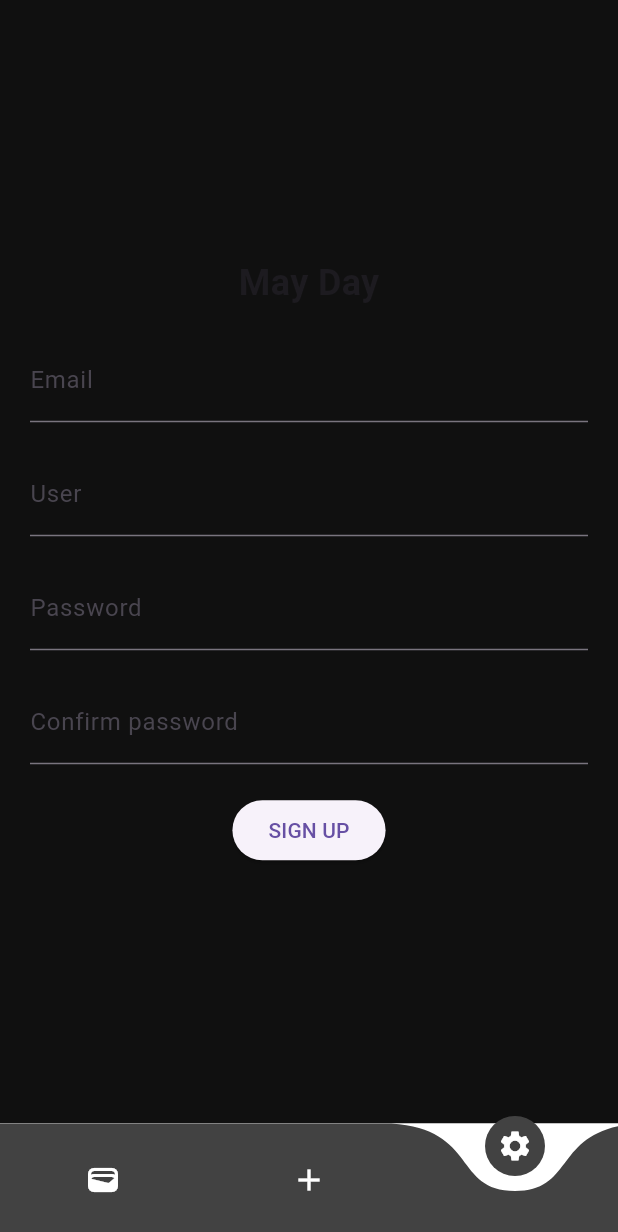
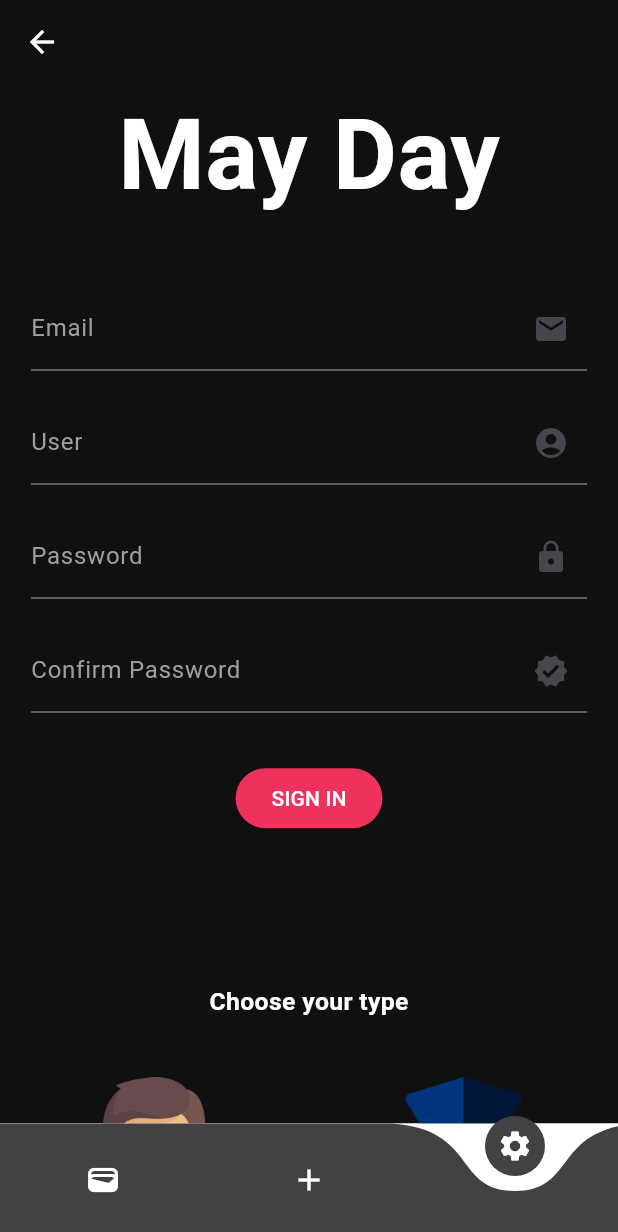
Before and after one commit to sambayoyo/Proyecto_movil, a Flutter app: the screen it shows after launch, item 3 of the bottom bar chosen, on a phone screen of 412 x 824 dp. Shown: the top 1232 px of the screen. Run offline on Flutter 3.47's test engine with Material 3 defaults, Android fonts, the phone set to English and light mode, and no system bars; drawn by our look-alikes of curved_navigation_bar; our stand-ins replace google_fonts.

Commit message:
arreglando register, falta la terminar botones de tipo

```diff
--- a/lib/Widgets/RegisterPage.dart
+++ b/lib/Widgets/RegisterPage.dart
@@ -1,59 +1,163 @@
 import 'package:flutter/material.dart';
+import 'package:google_fonts/google_fonts.dart';
 
-class RegisterPage extends StatelessWidget {
+class RegisterPage extends StatefulWidget {
+  @override
+  _RegisterPageState createState() => _RegisterPageState();
+}
+
+class _RegisterPageState extends State<RegisterPage> {
   @override
   Widget build(BuildContext context) {
+    Size size = MediaQuery.of(context).size;
     return Scaffold(
       backgroundColor: Color(0xFF101010),
+      appBar: AppBar(
+        backgroundColor: Colors.transparent,
+        elevation: 0, // Para eliminar la sombra
+        leading: IconButton(
+          icon: Icon(Icons.arrow_back),
+          color: Colors.white,
+          onPressed: () {
+            // Lógica para regresar a la página anterior
+          },
+        ),
+      ),
       body: Center(
+        child: LayoutBuilder(
+          builder: (context, constraints) {
+            return SingleChildScrollView(
+              child: ConstrainedBox(
+                constraints: BoxConstraints(minHeight: constraints.maxHeight),
+                child: IntrinsicHeight(
                   child: Column(
                     mainAxisAlignment: MainAxisAlignment.center,
                     children: [
-            const Text(
+                      Text(
                         'May Day',
-              style: TextStyle(fontSize: 24, fontWeight: FontWeight.bold),
+                        style: GoogleFonts.oleoScript(
+                          fontSize: size.height * 0.08,
+                          fontWeight: FontWeight.w700,
+                          textStyle: TextStyle(color: Colors.white),
                         ),
-            SizedBox(height: 20),
-            const Padding(
-              padding: EdgeInsets.symmetric(horizontal: 20),
+                      ),
+                      SizedBox(height: size.height * 0.05),
+                      Padding(
+                        padding:
+                            EdgeInsets.symmetric(horizontal: size.width * 0.05),
                         child: Column(
                           children: [
                             TextField(
+                              cursorColor: Color(0xFFEF315D),
                               decoration: InputDecoration(
+                                suffixIcon: Icon(Icons.email),
                                 labelText: 'Email',
+                                labelStyle: TextStyle(color: Colors.grey),
+                                focusedBorder: UnderlineInputBorder(
+                                  borderSide:
+                                      BorderSide(color: Color(0xFFEF315D)),
+                                ),
                               ),
                             ),
                             SizedBox(height: 20),
                             TextField(
+                              cursorColor: Color(0xFFEF315D),
                               decoration: InputDecoration(
+                                suffixIcon: Icon(Icons.account_circle),
                                 labelText: 'User',
+                                labelStyle: TextStyle(color: Colors.grey),
+                                focusedBorder: UnderlineInputBorder(
+                                  borderSide:
+                                      BorderSide(color: Color(0xFFEF315D)),
+                                ),
                               ),
                             ),
                             SizedBox(height: 20),
                             TextField(
+                              cursorColor: Color(0xFFEF315D),
                               decoration: InputDecoration(
+                                suffixIcon: Icon(Icons.lock),
                                 labelText: 'Password',
+                                labelStyle: TextStyle(color: Colors.grey),
+                                focusedBorder: UnderlineInputBorder(
+                                  borderSide:
+                                      BorderSide(color: Color(0xFFEF315D)),
                                 ),
-                    obscureText: true,
+                              ),
                             ),
                             SizedBox(height: 20),
                             TextField(
+                              cursorColor: Color(0xFFEF315D),
                               decoration: InputDecoration(
-                      labelText: 'Confirm password',
+                                suffixIcon: Icon(Icons.verified),
+                                labelText: 'Confirm Password',
+                                labelStyle: TextStyle(color: Colors.grey),
+                                focusedBorder: UnderlineInputBorder(
+                                  borderSide:
+                                      BorderSide(color: Color(0xFFEF315D)),
+                                ),
                               ),
                               obscureText: true,
                             ),
                           ],
                         ),
                       ),
-            SizedBox(height: 20),
+                      SizedBox(height: size.height * 0.04),
+                      Row(
+                        mainAxisAlignment: MainAxisAlignment.center,
+                        children: [
                           ElevatedButton(
+                            style: ElevatedButton.styleFrom(
+                              backgroundColor: Color(0xFFEF315D),
+                            ),
                             onPressed: () {
-                // Lógica para registrar al usuario
+                              // Lógica para "SIGN IN"
                             },
-              child: Text('SIGN UP'),
+                            child: Text(
+                              'SIGN IN',
+                              style: TextStyle(color: Colors.white),
+                            ),
                           ),
                         ],
+                      ),
+                      SizedBox(height: 100),
+                      Column(
+                        children: [
+                          Row(
+                            mainAxisAlignment: MainAxisAlignment.spaceEvenly,
+                            children: [
+                              Text(
+                                'Choose your type',
+                                style: GoogleFonts.oleoScript(
+                                  fontSize: size.height * 0.02,
+                                  fontWeight: FontWeight.w700,
+                                  textStyle: TextStyle(color: Colors.white),
+                                ),
+                              ),
+                            ],
+                          ),
+                          SizedBox(height: 30),
+                          Row(
+                            mainAxisAlignment: MainAxisAlignment.spaceAround,
+                            children: [
+                              IconButton(
+                                  onPressed: () {},
+                                  icon: Image.asset('assets/images/cliente.png',
+                                      width: size.width * 0.3)),
+                              IconButton(
+                                  onPressed: () {},
+                                  icon: Image.asset('assets/images/escolta.png',
+                                      width: size.width * 0.3))
+                            ],
+                          ),
+                        ],
+                      ),
+                    ],
+                  ),
+                ),
+              ),
+            );
+          },
         ),
       ),
     );
--- a/pubspec.yaml
+++ b/pubspec.yaml
@@ -63,8 +63,9 @@ flutter:
   uses-material-design: true
 
   # To add assets to your application, add an assets section, like this:
-  # assets:
-  #   - images/a_dot_burr.jpeg
+  assets:
+    - assets/images/escolta.png
+    - assets/images/cliente.png
   #   - images/a_dot_ham.jpeg
 
   # An image asset can refer to one or more resolution-specific "variants", see
```
Also changed, not shown: assets/images/cliente.png (added), assets/images/escolta.png (added). Lines whose indentation alone changed are shown as unchanged.
